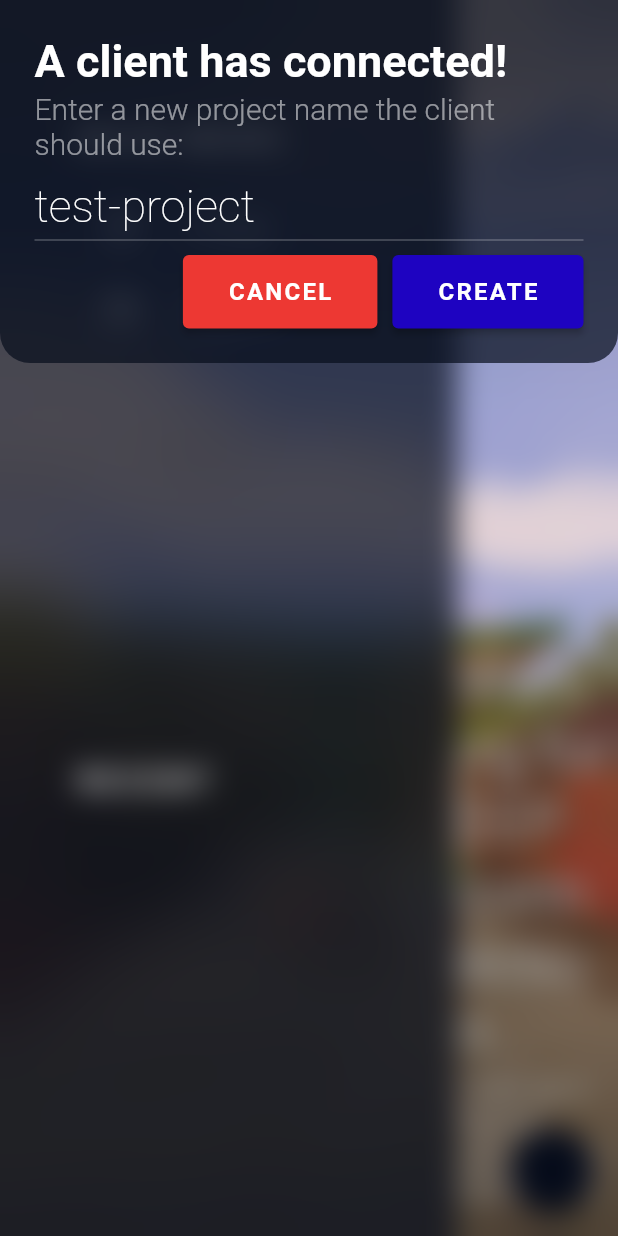
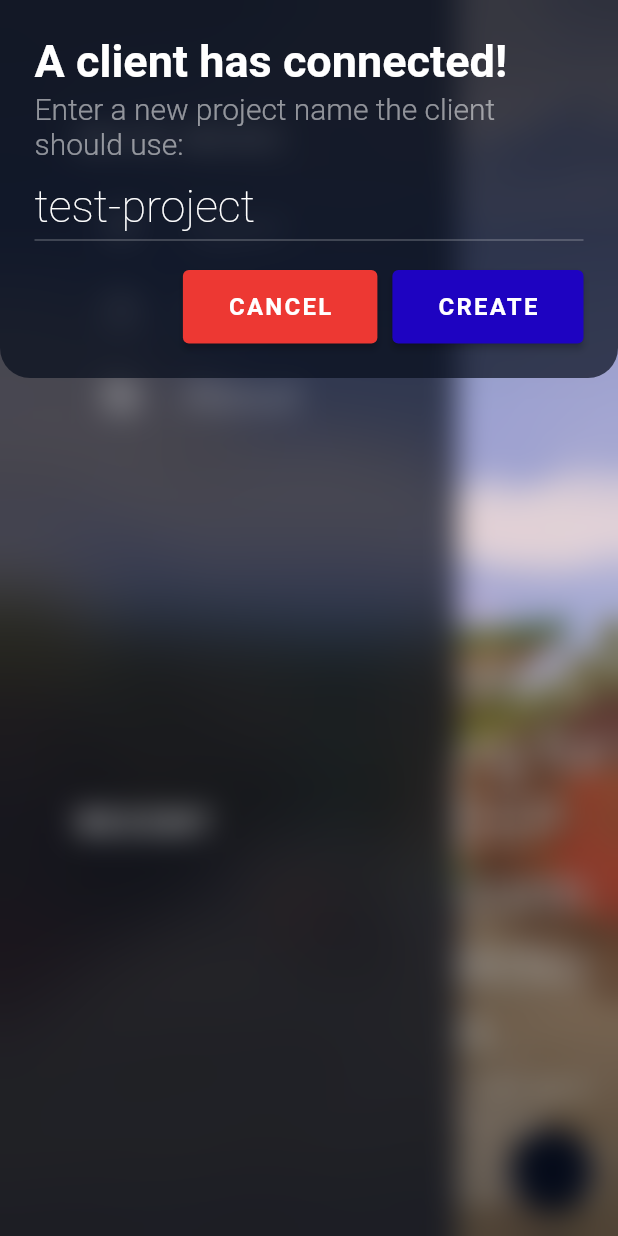
Before and after one commit to Janrupf/eep-bridge-host, a Flutter app: the screen it shows after launch, after a tap on an icon or button, on a phone screen of 412 x 824 dp. Run offline on Flutter 3.47's test engine with Material 2 defaults, Android fonts, the phone set to English and light mode, and no system bars; our stand-ins replace logger; missing offline and left inert: protobuf; statements that could not run were skipped.

Commit message:
Refactor dialog and menus

```diff
--- a/lib/components/create_project_dialog.dart
+++ /dev/null
@@ -1,119 +0,0 @@
-import 'package:eep_bridge_host/project/controller.dart';
-import 'package:eep_bridge_host/util/ui_messenger.dart';
-import 'package:flutter/material.dart';
-import 'package:intl/intl.dart';
-
-class CreateProjectDialog extends StatefulWidget {
-  final UIMessageEvent<CreateProjectRequest, String?> event;
-
-  CreateProjectDialog(this.event);
-
-  @override
-  _CreateProjectDialogState createState() => _CreateProjectDialogState();
-}
-
-class _CreateProjectDialogState extends State<CreateProjectDialog> {
-  late final TextEditingController _nameController;
-  late bool _isOk;
-
-  @override
-  void initState() {
-    super.initState();
-    _nameController =
-        TextEditingController(text: widget.event.payload.suggestedName);
-    _isOk = _checkOk(_nameController.value.text);
-  }
-
-  @override
-  Widget build(BuildContext context) => Align(
-      alignment: Alignment.topCenter,
-      child: Container(
-        padding: EdgeInsets.all(23),
-        decoration: BoxDecoration(
-            color: Theme.of(context).accentColor.withOpacity(0.7),
-            borderRadius: BorderRadius.only(
-                bottomLeft: Radius.circular(20),
-                bottomRight: Radius.circular(20))),
-        child: Column(
-            mainAxisSize: MainAxisSize.min,
-            crossAxisAlignment: CrossAxisAlignment.start,
-            children: [
-              Text(Intl.message("A client has connected!"),
-                  style: Theme.of(context).textTheme.headline2),
-              SizedBox(height: 3),
-              Text(
-                  Intl.message(
-                      "Enter a new project name the client should use:"),
-                  style: Theme.of(context).textTheme.bodyText2),
-              SizedBox(height: 3),
-              Container(
-                  width: 450,
-                  child: Column(
-                    crossAxisAlignment: CrossAxisAlignment.end,
-                    children: [
-                      Material(
-                          color: Colors.transparent,
-                          child: Padding(
-                            padding: EdgeInsets.symmetric(vertical: 10),
-                            child: TextField(
-                              controller: _nameController,
-                              onChanged: (value) =>
-                                  setState(() => _isOk = _checkOk(value)),
-                              style: Theme.of(context)
-                                  .textTheme
-                                  .headline3!
-                                  .copyWith(fontWeight: FontWeight.w200),
-                              decoration: InputDecoration(
-                                  isCollapsed: true,
-                                  border: UnderlineInputBorder(
-                                      borderSide: BorderSide(
-                                          color: Theme.of(context).hintColor)),
-                                  focusedBorder: UnderlineInputBorder(
-                                      borderSide: BorderSide(
-                                          color: Theme.of(context)
-                                              .highlightColor)),
-                                  contentPadding: EdgeInsets.only(bottom: 5),
-                                  hintText: Intl.message("Project name")),
-                            ),
-                          )),
-                      Wrap(
-                        spacing: 10,
-                        children: [
-                          ElevatedButton(
-                            style: ElevatedButton.styleFrom(
-                                padding: EdgeInsets.symmetric(
-                                    vertical: 15, horizontal: 30),
-                                textStyle:
-                                    Theme.of(context).textTheme.headline5,
-                                primary: Theme.of(context).errorColor),
-                            child: Text(Intl.message("CANCEL")),
-                            onPressed: () => _reply(context, null),
-                          ),
-                          ElevatedButton(
-                            style: ElevatedButton.styleFrom(
-                                padding: EdgeInsets.symmetric(
-                                    vertical: 15, horizontal: 30),
-                                textStyle:
-                                    Theme.of(context).textTheme.headline5,
-                                primary: Theme.of(context).buttonColor),
-                            child: Text(Intl.message("CREATE")),
-                            onPressed: _isOk
-                                ? () => _reply(context, _nameController.text)
-                                : null,
-                          )
-                        ],
-                      )
-                    ],
-                  )),
-            ]),
-      ));
-
-  bool _checkOk(String? value) {
-    return value != null ? value.trim().isNotEmpty : false;
-  }
-
-  void _reply(BuildContext context, String? name) {
-    Navigator.pop(context);
-    widget.event.reply(name);
-  }
-}
--- /dev/null
+++ b/lib/components/dialogs/base_dialog.dart
@@ -0,0 +1,60 @@
+import 'dart:ui';
+
+import 'package:flutter/material.dart';
+
+/// Wrapper for all dialogs to reduce code duplication
+class BaseDialog extends StatelessWidget {
+  final Widget child;
+  final bool error;
+
+  /// Constructs a new dialog using [child] as its content.
+  BaseDialog({required this.child, this.error = false});
+
+  @override
+  Widget build(BuildContext context) => Align(
+        alignment: Alignment.topCenter,
+        child: Container(
+          padding: EdgeInsets.all(23),
+          decoration: BoxDecoration(
+              color: error
+                  ? Theme.of(context).errorColor.withOpacity(0.5)
+                  : Theme.of(context).accentColor.withOpacity(0.7),
+              borderRadius: BorderRadius.only(
+                  bottomLeft: Radius.circular(20),
+                  bottomRight: Radius.circular(20))),
+          child: child,
+        ),
+      );
+}
+
+/// Creates a new dialog and uses the application wide transition and display
+/// settings for dialogs.
+Future<T?> showBaseDialog<T extends Object?>({
+  required BuildContext context,
+  required Widget dialog,
+  bool barrierDismissible = false,
+  String? barrierLabel,
+  Duration transitionDuration = const Duration(milliseconds: 200),
+  bool useRootNavigator = true,
+  RouteSettings? routeSettings,
+}) {
+  assert(!barrierDismissible || barrierLabel != null);
+  return Navigator.of(context, rootNavigator: useRootNavigator)
+      .push<T>(RawDialogRoute<T>(
+    pageBuilder: (context, animation1, animation2) => dialog,
+    barrierDismissible: barrierDismissible,
+    barrierLabel: barrierLabel,
+    barrierColor: Color(0x0A000000),
+    transitionDuration: transitionDuration,
+    transitionBuilder: (context, animation1, animation2, child) =>
+        BackdropFilter(
+      filter: ImageFilter.blur(
+          sigmaX: 10 * animation1.value, sigmaY: 10 * animation1.value),
+      child: FadeTransition(
+        child: child,
+        opacity: animation1,
+      ),
+    ),
+    settings: routeSettings,
+  ));
+}
--- /dev/null
+++ b/lib/components/dialogs/create_project_dialog.dart
@@ -0,0 +1,113 @@
+import 'package:eep_bridge_host/components/dialogs/base_dialog.dart';
+import 'package:eep_bridge_host/project/controller.dart';
+import 'package:eep_bridge_host/util/ui_messenger.dart';
+import 'package:flutter/material.dart';
+import 'package:intl/intl.dart';
+
+class CreateProjectDialog extends StatefulWidget {
+  final UIMessageEvent<CreateProjectRequest, String?> event;
+
+  CreateProjectDialog(this.event);
+
+  @override
+  _CreateProjectDialogState createState() => _CreateProjectDialogState();
+}
+
+class _CreateProjectDialogState extends State<CreateProjectDialog> {
+  late final TextEditingController _nameController;
+  late bool _isOk;
+
+  @override
+  void initState() {
+    super.initState();
+    _nameController =
+        TextEditingController(text: widget.event.payload.suggestedName);
+    _isOk = _isValidProjectName(_nameController.value.text);
+  }
+
+  @override
+  Widget build(BuildContext context) => BaseDialog(
+        child: Column(
+            mainAxisSize: MainAxisSize.min,
+            crossAxisAlignment: CrossAxisAlignment.start,
+            children: [
+              Text(Intl.message("A client has connected!"),
+                  style: Theme.of(context).textTheme.headline2),
+              SizedBox(height: 3),
+              Text(
+                  Intl.message(
+                      "Enter a new project name the client should use:"),
+                  style: Theme.of(context).textTheme.bodyText2),
+              SizedBox(height: 3),
+              _inputArea(context)
+            ]),
+      );
+
+  /// Builds the input area used by this dialog
+  Widget _inputArea(BuildContext context) => Container(
+      width: 450,
+      child: Column(
+        crossAxisAlignment: CrossAxisAlignment.end,
+        children: [
+          _textField(context),
+          Wrap(
+            spacing: 10,
+            children: [
+              ElevatedButton(
+                style: ElevatedButton.styleFrom(
+                    padding: EdgeInsets.symmetric(vertical: 15, horizontal: 30),
+                    textStyle: Theme.of(context).textTheme.headline5,
+                    primary: Theme.of(context).errorColor),
+                child: Text(Intl.message("CANCEL")),
+                onPressed: () => _reply(context, null),
+              ),
+              ElevatedButton(
+                style: ElevatedButton.styleFrom(
+                    padding: EdgeInsets.symmetric(vertical: 15, horizontal: 30),
+                    textStyle: Theme.of(context).textTheme.headline5,
+                    primary: Theme.of(context).buttonColor),
+                child: Text(Intl.message("CREATE")),
+                onPressed:
+                    _isOk ? () => _reply(context, _nameController.text) : null,
+              )
+            ],
+          )
+        ],
+      ));
+
+  /// Builds the text field used by this dialog
+  Widget _textField(BuildContext context) => Material(
+      color: Colors.transparent,
+      child: Padding(
+        padding: EdgeInsets.only(top: 10, bottom: 20),
+        child: TextField(
+          controller: _nameController,
+          onChanged: (value) =>
+              setState(() => _isOk = _isValidProjectName(value)),
+          style: Theme.of(context)
+              .textTheme
+              .headline3!
+              .copyWith(fontWeight: FontWeight.w200),
+          decoration: InputDecoration(
+              isCollapsed: true,
+              border: UnderlineInputBorder(
+                  borderSide: BorderSide(color: Theme.of(context).hintColor)),
+              focusedBorder: UnderlineInputBorder(
+                  borderSide:
+                      BorderSide(color: Theme.of(context).highlightColor)),
+              contentPadding: EdgeInsets.only(bottom: 5),
+              hintText: Intl.message("Project name")),
+        ),
+      ));
+
+  /// Determines whether [value] is a valid project name.
+  bool _isValidProjectName(String? value) {
+    return value != null ? value.trim().isNotEmpty : false;
+  }
+
+  /// Replies to the event and pops the dialog
+  void _reply(BuildContext context, String? name) {
+    Navigator.pop(context);
+    widget.event.reply(name);
+  }
+}
--- a/lib/views/waiting_view.dart
+++ b/lib/views/main_menu.dart
@@ -1,7 +1,8 @@
 import 'dart:ui';
 
 import 'package:eep_bridge_host/components/animated_multi_switcher.dart';
-import 'package:eep_bridge_host/components/create_project_dialog.dart';
+import 'package:eep_bridge_host/components/dialogs/base_dialog.dart';
+import 'package:eep_bridge_host/components/dialogs/create_project_dialog.dart';
 import 'package:eep_bridge_host/components/sidebar.dart';
 import 'package:eep_bridge_host/logging/logger.dart';
 import 'package:eep_bridge_host/project/controller.dart';
@@ -9,12 +10,12 @@ import 'package:eep_bridge_host/util/ui_messenger.dart';
 import 'package:flutter/material.dart';
 import 'package:intl/intl.dart';
 
-class WaitingView extends StatefulWidget {
+class MainMenu extends StatefulWidget {
   @override
-  _WaitingViewState createState() => _WaitingViewState();
+  _MainMenuState createState() => _MainMenuState();
 }
 
-class _WaitingViewState extends State<WaitingView>
+class _MainMenuState extends State<MainMenu>
     with SingleTickerProviderStateMixin {
   late final AnimationController _controller;
   late final Animation<Offset> _offsetAnimation;
@@ -47,21 +48,8 @@ class _WaitingViewState extends State<WaitingView>
           onPressed: () {
             UIMessageEvent<CreateProjectRequest, String?> event =
                 UIMessageEvent(CreateProjectRequest("test-project"), -1);
-            showGeneralDialog(
-                barrierColor: Color(0x0A000000),
-                context: context,
-                pageBuilder: (context, animation1, animation2) =>
-                    CreateProjectDialog(event),
-                transitionBuilder: (context, animation1, animation2, child) =>
-                    BackdropFilter(
-                      filter: ImageFilter.blur(
-                          sigmaX: 10 * animation1.value,
-                          sigmaY: 10 * animation1.value),
-                      child: FadeTransition(
-                        child: child,
-                        opacity: animation1,
-                      ),
-                    ));
+            showBaseDialog(
+                context: context, dialog: CreateProjectDialog(event));
           },
         ),
         body: Stack(
@@ -98,6 +86,14 @@ class _WaitingViewState extends State<WaitingView>
                         child: Sidebar(opacity: 0.7, children: [
                           SidebarSection(text: Intl.message("MAIN MENU")),
                           SidebarEntry(
+                            icon: Icons.open_in_browser,
+                            text: "Open",
+                            onTap: () {
+                              Logger.warn("Unimplemented: open existing", null,
+                                  StackTrace.current);
+                            },
+                          ),
+                          SidebarEntry(
                             icon: Icons.help_outline,
                             text: "Help",
                             onTap: () {
@@ -106,10 +102,10 @@ class _WaitingViewState extends State<WaitingView>
                             },
                           ),
                           SidebarEntry(
-                            icon: Icons.open_in_browser,
-                            text: "Open",
+                            icon: Icons.text_snippet_outlined,
+                            text: "About",
                             onTap: () {
-                              Logger.warn("Unimplemented: open existing", null,
+                              Logger.warn("Unimplemented: open about", null,
                                   StackTrace.current);
                             },
                           ),
--- a/lib/views/viewport_wrapper.dart
+++ b/lib/views/viewport_wrapper.dart
@@ -1,9 +1,9 @@
 import 'dart:async';
 
-import 'package:eep_bridge_host/components/create_project_dialog.dart';
+import 'package:eep_bridge_host/components/dialogs/create_project_dialog.dart';
 import 'package:eep_bridge_host/project/controller.dart';
 import 'package:eep_bridge_host/util/ui_messenger.dart';
-import 'package:eep_bridge_host/views/waiting_view.dart';
+import 'package:eep_bridge_host/views/main_menu.dart';
 import 'package:flutter/material.dart';
 
 /// Overview for each project
@@ -32,7 +32,7 @@ class _ViewportWrapperState extends State<ViewportWrapper> {
   @override
   Widget build(BuildContext context) {
     if (_isWaiting) {
-      return WaitingView();
+      return MainMenu();
     } else {
       return Scaffold(body: Text("ABC!"));
     }
```
